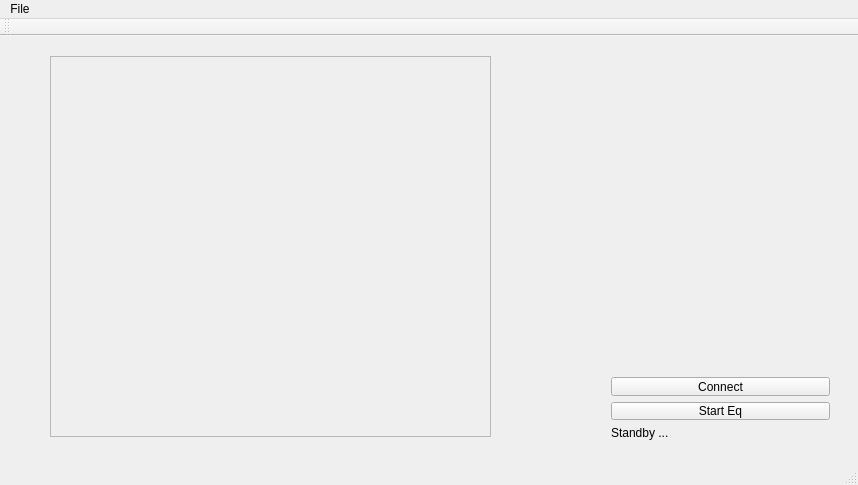
navrit/dexter, file SpidrMpx3Eq/spidrmpx3eq.ui: the form before one commit.
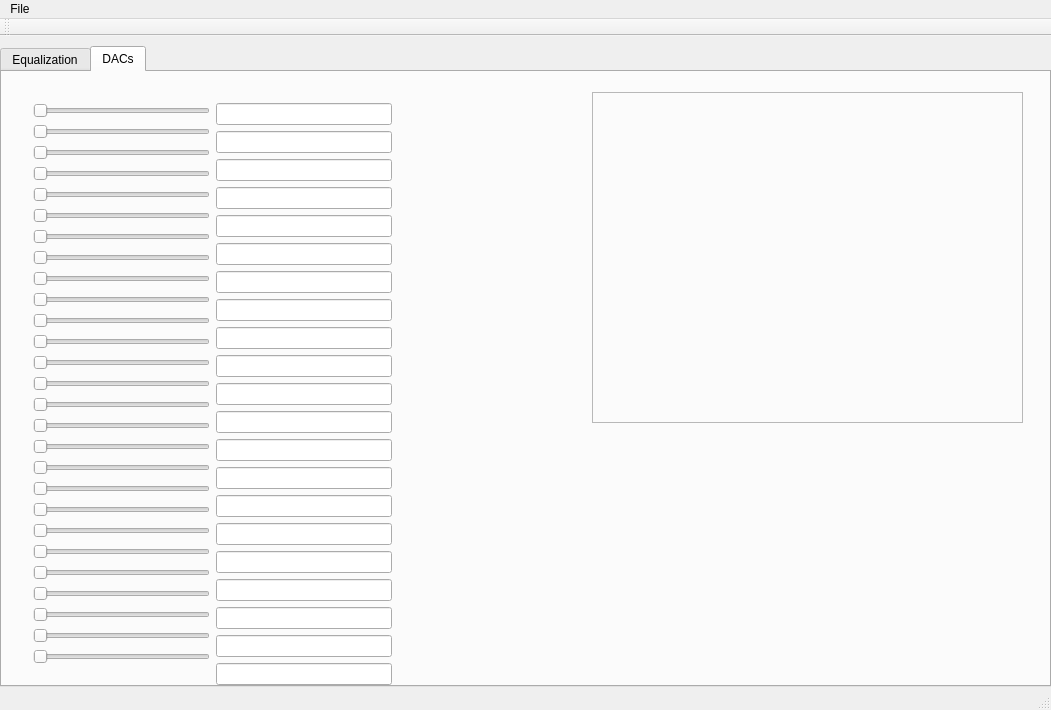
The form after the commit.

Commit message: working on DACs and Equalization

Diff of the .ui file:
```diff
--- a/SpidrMpx3Eq/spidrmpx3eq.ui
+++ b/SpidrMpx3Eq/spidrmpx3eq.ui
@@ -6,62 +6,377 @@
    <rect>
     <x>0</x>
     <y>0</y>
-    <width>858</width>
-    <height>485</height>
+    <width>1051</width>
+    <height>710</height>
    </rect>
   </property>
   <property name="windowTitle">
    <string>SpidrMpx3Eq</string>
   </property>
   <widget class="QWidget" name="centralWidget">
-   <widget class="QWidget" name="verticalLayoutWidget">
+   <widget class="QTabWidget" name="_tabDACs">
     <property name="geometry">
      <rect>
-      <x>600</x>
-      <y>330</y>
-      <width>241</width>
-      <height>85</height>
+      <x>0</x>
+      <y>10</y>
+      <width>1051</width>
+      <height>641</height>
      </rect>
     </property>
-    <layout class="QVBoxLayout" name="verticalLayout">
-     <item>
-      <widget class="QPushButton" name="_connect">
-       <property name="text">
-        <string>Connect</string>
-       </property>
-      </widget>
-     </item>
-     <item>
-      <widget class="QPushButton" name="_startEq">
-       <property name="text">
-        <string>Start Eq</string>
-       </property>
-      </widget>
-     </item>
-     <item>
-      <widget class="QLabel" name="_statusLabel">
-       <property name="text">
-        <string>Standby ...</string>
-       </property>
-      </widget>
-     </item>
-    </layout>
-   </widget>
-   <widget class="QFrame" name="_histoFrame">
-    <property name="geometry">
-     <rect>
-      <x>50</x>
-      <y>20</y>
-      <width>441</width>
-      <height>381</height>
-     </rect>
+    <property name="toolTip">
+     <string>&lt;html&gt;&lt;head/&gt;&lt;body&gt;&lt;p&gt;Equalization&lt;/p&gt;&lt;/body&gt;&lt;/html&gt;</string>
     </property>
-    <property name="frameShape">
-     <enum>QFrame::StyledPanel</enum>
+    <property name="currentIndex">
+     <number>1</number>
     </property>
-    <property name="frameShadow">
-     <enum>QFrame::Raised</enum>
-    </property>
+    <widget class="QWidget" name="tab">
+     <attribute name="title">
+      <string>Equalization</string>
+     </attribute>
+     <widget class="QWidget" name="verticalLayoutWidget">
+      <property name="geometry">
+       <rect>
+        <x>760</x>
+        <y>470</y>
+        <width>241</width>
+        <height>85</height>
+       </rect>
+      </property>
+      <layout class="QVBoxLayout" name="verticalLayout">
+       <item>
+        <widget class="QPushButton" name="_connect">
+         <property name="text">
+          <string>Connect</string>
+         </property>
+        </widget>
+       </item>
+       <item>
+        <widget class="QPushButton" name="_startEq">
+         <property name="text">
+          <string>Start Eq</string>
+         </property>
+        </widget>
+       </item>
+       <item>
+        <widget class="QLabel" name="_statusLabel">
+         <property name="text">
+          <string>Standby ...</string>
+         </property>
+        </widget>
+       </item>
+      </layout>
+     </widget>
+     <widget class="QFrame" name="_histoFrame">
+      <property name="geometry">
+       <rect>
+        <x>10</x>
+        <y>20</y>
+        <width>491</width>
+        <height>361</height>
+       </rect>
+      </property>
+      <property name="frameShape">
+       <enum>QFrame::StyledPanel</enum>
+      </property>
+      <property name="frameShadow">
+       <enum>QFrame::Raised</enum>
+      </property>
+     </widget>
+    </widget>
+    <widget class="QWidget" name="tab_2">
+     <attribute name="title">
+      <string>DACs</string>
+     </attribute>
+     <widget class="QFrame" name="_DACScanFrame">
+      <property name="geometry">
+       <rect>
+        <x>590</x>
+        <y>20</y>
+        <width>431</width>
+        <height>331</height>
+       </rect>
+      </property>
+      <property name="frameShape">
+       <enum>QFrame::StyledPanel</enum>
+      </property>
+      <property name="frameShadow">
+       <enum>QFrame::Raised</enum>
+      </property>
+      <zorder>verticalLayoutWidget_2</zorder>
+     </widget>
+     <widget class="QWidget" name="horizontalLayoutWidget">
+      <property name="geometry">
+       <rect>
+        <x>20</x>
+        <y>20</y>
+        <width>381</width>
+        <height>607</height>
+       </rect>
+      </property>
+      <layout class="QHBoxLayout" name="horizontalLayout">
+       <item>
+        <layout class="QVBoxLayout" name="verticalLayout_2">
+         <item>
+          <widget class="QSlider" name="dac0hSlider">
+           <property name="orientation">
+            <enum>Qt::Horizontal</enum>
+           </property>
+          </widget>
+         </item>
+         <item>
+          <widget class="QSlider" name="dac1hSlider">
+           <property name="orientation">
+            <enum>Qt::Horizontal</enum>
+           </property>
+          </widget>
+         </item>
+         <item>
+          <widget class="QSlider" name="dac2hSlider">
+           <property name="orientation">
+            <enum>Qt::Horizontal</enum>
+           </property>
+          </widget>
+         </item>
+         <item>
+          <widget class="QSlider" name="dac3hSlider">
+           <property name="orientation">
+            <enum>Qt::Horizontal</enum>
+           </property>
+          </widget>
+         </item>
+         <item>
+          <widget class="QSlider" name="dac4hSlider">
+           <property name="orientation">
+            <enum>Qt::Horizontal</enum>
+           </property>
+          </widget>
+         </item>
+         <item>
+          <widget class="QSlider" name="dac5hSlider">
+           <property name="orientation">
+            <enum>Qt::Horizontal</enum>
+           </property>
+          </widget>
+         </item>
+         <item>
+          <widget class="QSlider" name="dac6hSlider">
+           <property name="orientation">
+            <enum>Qt::Horizontal</enum>
+           </property>
+          </widget>
+         </item>
+         <item>
+          <widget class="QSlider" name="dac7hSlider">
+           <property name="orientation">
+            <enum>Qt::Horizontal</enum>
+           </property>
+          </widget>
+         </item>
+         <item>
+          <widget class="QSlider" name="dac8hSlider">
+           <property name="orientation">
+            <enum>Qt::Horizontal</enum>
+           </property>
+          </widget>
+         </item>
+         <item>
+          <widget class="QSlider" name="dac9hSlider">
+           <property name="orientation">
+            <enum>Qt::Horizontal</enum>
+           </property>
+          </widget>
+         </item>
+         <item>
+          <widget class="QSlider" name="dac10hSlider">
+           <property name="orientation">
+            <enum>Qt::Horizontal</enum>
+           </property>
+          </widget>
+         </item>
+         <item>
+          <widget class="QSlider" name="dac11hSlider">
+           <property name="orientation">
+            <enum>Qt::Horizontal</enum>
+           </property>
+          </widget>
+         </item>
+         <item>
+          <widget class="QSlider" name="dac12hSlider">
+           <property name="orientation">
+            <enum>Qt::Horizontal</enum>
+           </property>
+          </widget>
+         </item>
+         <item>
+          <widget class="QSlider" name="dac13hSlider">
+           <property name="orientation">
+            <enum>Qt::Horizontal</enum>
+           </property>
+          </widget>
+         </item>
+         <item>
+          <widget class="QSlider" name="dac14hSlider">
+           <property name="orientation">
+            <enum>Qt::Horizontal</enum>
+           </property>
+          </widget>
+         </item>
+         <item>
+          <widget class="QSlider" name="dac15hSlider">
+           <property name="orientation">
+            <enum>Qt::Horizontal</enum>
+           </property>
+          </widget>
+         </item>
+         <item>
+          <widget class="QSlider" name="dac16hSlider">
+           <property name="orientation">
+            <enum>Qt::Horizontal</enum>
+           </property>
+          </widget>
+         </item>
+         <item>
+          <widget class="QSlider" name="dac17hSlider">
+           <property name="orientation">
+            <enum>Qt::Horizontal</enum>
+           </property>
+          </widget>
+         </item>
+         <item>
+          <widget class="QSlider" name="dac18hSlider">
+           <property name="orientation">
+            <enum>Qt::Horizontal</enum>
+           </property>
+          </widget>
+         </item>
+         <item>
+          <widget class="QSlider" name="dac19hSlider">
+           <property name="orientation">
+            <enum>Qt::Horizontal</enum>
+           </property>
+          </widget>
+         </item>
+         <item>
+          <widget class="QSlider" name="dac20hSlider">
+           <property name="orientation">
+            <enum>Qt::Horizontal</enum>
+           </property>
+          </widget>
+         </item>
+         <item>
+          <widget class="QSlider" name="dac21hSlider">
+           <property name="orientation">
+            <enum>Qt::Horizontal</enum>
+           </property>
+          </widget>
+         </item>
+         <item>
+          <widget class="QSlider" name="dac22hSlider">
+           <property name="orientation">
+            <enum>Qt::Horizontal</enum>
+           </property>
+          </widget>
+         </item>
+         <item>
+          <widget class="QSlider" name="dac23hSlider">
+           <property name="orientation">
+            <enum>Qt::Horizontal</enum>
+           </property>
+          </widget>
+         </item>
+         <item>
+          <widget class="QSlider" name="dac24hSlider">
+           <property name="orientation">
+            <enum>Qt::Horizontal</enum>
+           </property>
+          </widget>
+         </item>
+         <item>
+          <widget class="QSlider" name="dac25hSlider">
+           <property name="orientation">
+            <enum>Qt::Horizontal</enum>
+           </property>
+          </widget>
+         </item>
+         <item>
+          <widget class="QSlider" name="dac26hSlider">
+           <property name="orientation">
+            <enum>Qt::Horizontal</enum>
+           </property>
+          </widget>
+         </item>
+        </layout>
+       </item>
+       <item>
+        <layout class="QVBoxLayout" name="verticalLayout_5">
+         <item>
+          <widget class="QLineEdit" name="lineEdit_2"/>
+         </item>
+         <item>
+          <widget class="QLineEdit" name="lineEdit_3"/>
+         </item>
+         <item>
+          <widget class="QLineEdit" name="lineEdit"/>
+         </item>
+         <item>
+          <widget class="QLineEdit" name="lineEdit_4"/>
+         </item>
+         <item>
+          <widget class="QLineEdit" name="lineEdit_5"/>
+         </item>
+         <item>
+          <widget class="QLineEdit" name="lineEdit_6"/>
+         </item>
+         <item>
+          <widget class="QLineEdit" name="lineEdit_7"/>
+         </item>
+         <item>
+          <widget class="QLineEdit" name="lineEdit_8"/>
+         </item>
+         <item>
+          <widget class="QLineEdit" name="lineEdit_9"/>
+         </item>
+         <item>
+          <widget class="QLineEdit" name="lineEdit_10"/>
+         </item>
+         <item>
+          <widget class="QLineEdit" name="lineEdit_11"/>
+         </item>
+         <item>
+          <widget class="QLineEdit" name="lineEdit_12"/>
+         </item>
+         <item>
+          <widget class="QLineEdit" name="lineEdit_13"/>
+         </item>
+         <item>
+          <widget class="QLineEdit" name="lineEdit_14"/>
+         </item>
+         <item>
+          <widget class="QLineEdit" name="lineEdit_15"/>
+         </item>
+         <item>
+          <widget class="QLineEdit" name="lineEdit_16"/>
+         </item>
+         <item>
+          <widget class="QLineEdit" name="lineEdit_17"/>
+         </item>
+         <item>
+          <widget class="QLineEdit" name="lineEdit_18"/>
+         </item>
+         <item>
+          <widget class="QLineEdit" name="lineEdit_19"/>
+         </item>
+         <item>
+          <widget class="QLineEdit" name="lineEdit_20"/>
+         </item>
+         <item>
+          <widget class="QLineEdit" name="lineEdit_21"/>
+         </item>
+        </layout>
+       </item>
+      </layout>
+     </widget>
+    </widget>
    </widget>
   </widget>
   <widget class="QMenuBar" name="menuBar">
@@ -69,8 +384,8 @@
     <rect>
      <x>0</x>
      <y>0</y>
-     <width>858</width>
-     <height>25</height>
+     <width>1051</width>
+     <height>20</height>
     </rect>
    </property>
    <widget class="QMenu" name="menuMpx3Eq">
```
The commit also changes 8 other files.
